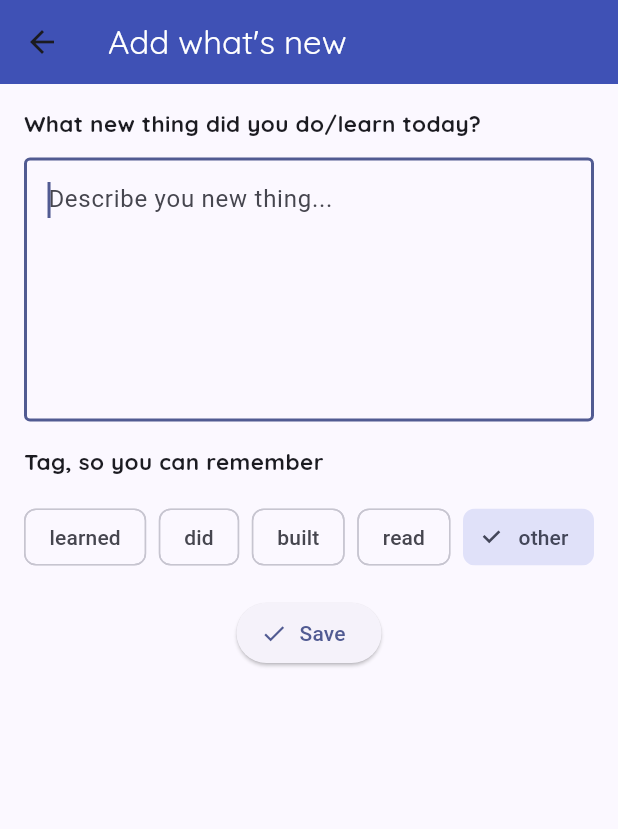
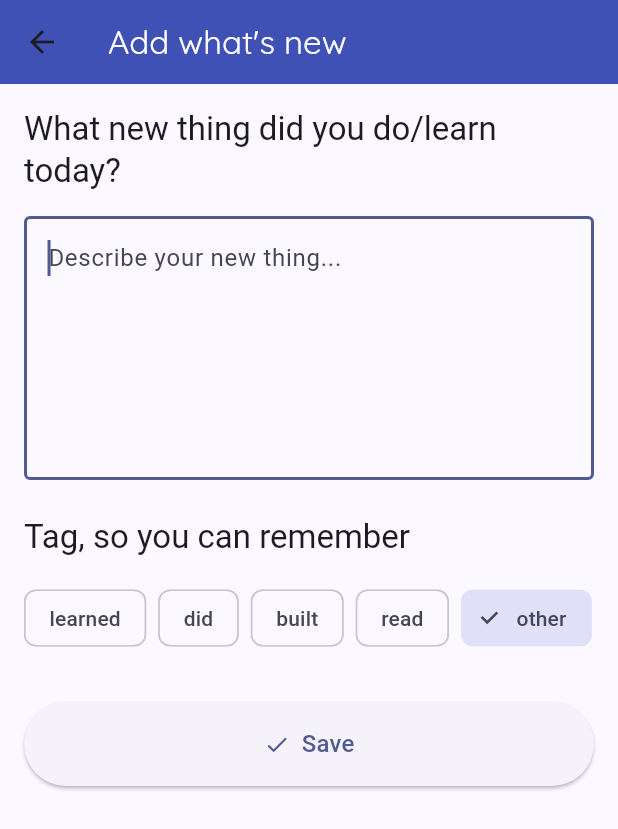
Before and after one commit to SurajMaurya2501/whats_new, a Flutter app: the screen it shows after launch, after a tap on "Add what's new", on a phone screen of 412 x 824 dp. Shown: the top 829 px of the screen. Run offline on Flutter 3.47's test engine with Material 3 defaults, Android fonts, the light colour scheme and no system bars; drawn by our look-alikes of flutter_animate; our stand-ins replace flutter_local_notifications, flutter_staggered_animations, google_fonts, shared_preferences, timezone.

```diff
--- /dev/null
+++ b/devtools_options.yaml
@@ -0,0 +1,3 @@
+description: This file stores settings for Dart & Flutter DevTools.
+documentation: https://docs.flutter.dev/tools/devtools/extensions#configure-extension-enablement-states
+extensions:
--- a/lib/core/constants/app_typography.dart
+++ b/lib/core/constants/app_typography.dart
@@ -4,3 +4,13 @@ import 'package:google_fonts/google_fonts.dart';
 class AppTypography {
   static TextStyle bodyText = GoogleFonts.roboto(fontSize: 15);
 }
+
+ThemeData darkTheme = ThemeData(
+  useMaterial3: true,
+  appBarTheme: AppBarTheme(
+    backgroundColor: Colors.grey.shade900,
+    titleTextStyle: GoogleFonts.quicksand(color: Colors.white, fontSize: 22),
+  ),
+  colorSchemeSeed: Colors.indigo,
+  brightness: Brightness.dark,
+);
--- a/lib/core/models/stats_model.dart
+++ b/lib/core/models/stats_model.dart
@@ -28,30 +28,47 @@ class StatsCalculator {
       );
     }
 
-    // Sort by date descending
-    entries.sort((a, b) => b.date.compareTo(a.date));
+    // Use a set to store unique dates, then sort them descending
+    final uniqueDates = entries
+        .map((e) => DateTime(e.date.year, e.date.month, e.date.day))
+        .toSet()
+        .toList();
+    uniqueDates.sort((a, b) => b.compareTo(a));
 
-    // Streak calculation
+    int longestStreak = 0;
     int currentStreak = 0;
-    int longestStreak = 0;
-    DateTime? prevDay;
-
-    for (var e in entries) {
-      final day = DateTime(e.date.year, e.date.month, e.date.day);
-      if (prevDay == null) {
-        currentStreak = 1;
-      } else {
-        final diff = prevDay.difference(day).inDays;
-        if (diff == 1) {
-          currentStreak++;
-        } else if (diff > 1) {
-          longestStreak = currentStreak > longestStreak ? currentStreak : longestStreak;
-          currentStreak = 1; // reset
+    if (uniqueDates.isNotEmpty) {
+      int streak = 1;
+      for (int i = 0; i < uniqueDates.length - 1; i++) {
+        if (uniqueDates[i].difference(uniqueDates[i + 1]).inDays == 1) {
+          streak++;
+        } else {
+          if (streak > longestStreak) {
+            longestStreak = streak;
+          }
+          streak = 1;
         }
       }
-      prevDay = day;
+      if (streak > longestStreak) {
+        longestStreak = streak;
+      }
+
+      final today = DateTime.now();
+      final todayDate = DateTime(today.year, today.month, today.day);
+      final yesterdayDate = todayDate.subtract(const Duration(days: 1));
+
+      if (uniqueDates.first.isAtSameMomentAs(todayDate) ||
+          uniqueDates.first.isAtSameMomentAs(yesterdayDate)) {
+        currentStreak = 1;
+        for (int i = 0; i < uniqueDates.length - 1; i++) {
+          if (uniqueDates[i].difference(uniqueDates[i + 1]).inDays == 1) {
+            currentStreak++;
+          } else {
+            break;
+          }
+        }
+      }
     }
-    longestStreak = currentStreak > longestStreak ? currentStreak : longestStreak;
 
     // Weekly entries (Mon-Sun)
     final Map<String, int> weekly = {};
@@ -88,8 +105,18 @@ class StatsCalculator {
 
   static String _monthName(int month) {
     const months = [
-      'Jan', 'Feb', 'Mar', 'Apr', 'May', 'Jun',
-      'Jul', 'Aug', 'Sep', 'Oct', 'Nov', 'Dec'
+      'Jan',
+      'Feb',
+      'Mar',
+      'Apr',
+      'May',
+      'Jun',
+      'Jul',
+      'Aug',
+      'Sep',
+      'Oct',
+      'Nov',
+      'Dec',
     ];
     return months[month - 1];
   }
--- a/lib/core/models/whats_new_entry.dart
+++ b/lib/core/models/whats_new_entry.dart
@@ -1,6 +1,4 @@
 import 'dart:convert';
-import 'dart:ui';
-
 
 class WhatsNewEntry {
   final String id;
@@ -24,7 +22,7 @@ class WhatsNewEntry {
     );
   }
 
- Map<String, dynamic> toJson() => {
+  Map<String, dynamic> toJson() => {
     'id': id,
     'date': date.toIso8601String(),
     'text': text,
--- /dev/null
+++ b/lib/core/providers/theme_provider.dart
@@ -0,0 +1,14 @@
+import 'package:flutter/material.dart';
+
+class ThemeProvider extends ChangeNotifier {
+  ThemeMode _themeMode = ThemeMode.light;
+
+  ThemeMode get themeMode => _themeMode;
+
+  void toggleTheme() {
+    _themeMode = _themeMode == ThemeMode.light
+        ? ThemeMode.dark
+        : ThemeMode.light;
+    notifyListeners();
+  }
+}
--- a/lib/core/utils/notification_service.dart
+++ b/lib/core/utils/notification_service.dart
@@ -1,6 +1,5 @@
 import 'package:flutter/material.dart';
 import 'package:flutter_local_notifications/flutter_local_notifications.dart';
-import 'package:timezone/data/latest_all.dart' as tz;
 import 'package:timezone/timezone.dart' as tz;
 
 class NotificationService {
@@ -15,7 +14,9 @@ class NotificationService {
         ?.requestNotificationsPermission();
     flutterLocalNotificationsPlugin.initialize(
       InitializationSettings(
-        android: AndroidInitializationSettings('@mipmap/app_icon'),
+        android: AndroidInitializationSettings(
+          '@mipmap/whats_new_icon_playstore',
+        ),
       ),
       onDidReceiveNotificationResponse: (details) {
         // Handle notification tap
@@ -48,45 +49,45 @@ class NotificationService {
     );
   }
 
-  void scheduleDailyNotification({
+  void scheduleDailyNotifications({
     required String title,
     required String description,
-    required TimeOfDay timeOfDay, // Flutter's TimeOfDay
+    required List<TimeOfDay> times,
   }) async {
-    // Initialize time zones
-    tz.initializeTimeZones();
     final now = tz.TZDateTime.now(tz.local);
 
-    // Convert TimeOfDay to tz.TZDateTime
-    final scheduledDate = tz.TZDateTime(
+    for (var i = 0; i < times.length; i++) {
+      final time = times[i];
+      var scheduledDate = tz.TZDateTime(
         tz.local,
         now.year,
         now.month,
         now.day,
-      timeOfDay.hour,
-      timeOfDay.minute,
+        time.hour,
+        time.minute,
       );
 
-    final notificationTime = scheduledDate.isBefore(now)
-        ? scheduledDate.add(Duration(days: 1))
-        : scheduledDate;
+      if (scheduledDate.isBefore(now)) {
+        scheduledDate = scheduledDate.add(const Duration(days: 1));
+      }
 
       await flutterLocalNotificationsPlugin.zonedSchedule(
-      0,
+        i, // unique id for each notification
         title,
         description,
-      notificationTime,
+        scheduledDate,
         const NotificationDetails(
           android: AndroidNotificationDetails(
-          '0',
+            'daily_notification_channel',
             'Daily Notifications',
             channelDescription: 'Channel for daily notifications',
             importance: Importance.max,
             priority: Priority.high,
           ),
         ),
-      androidScheduleMode: AndroidScheduleMode.exact,
+        androidScheduleMode: AndroidScheduleMode.exactAllowWhileIdle,
         matchDateTimeComponents: DateTimeComponents.time,
       );
     }
   }
+}
--- a/lib/features/add/add_whats_new_screen.dart
+++ b/lib/features/add/add_whats_new_screen.dart
@@ -1,5 +1,5 @@
 import 'package:flutter/material.dart';
-import 'package:google_fonts/google_fonts.dart';
+import 'package:flutter_animate/flutter_animate.dart';
 import 'package:uuid/uuid.dart';
 import 'package:whats_new/core/storage/entires_repository.dart';
 import '../../core/models/whats_new_entry.dart';
@@ -16,8 +16,8 @@ class _AddWhatsNewScreenState extends State<AddWhatsNewScreen> {
   final _controller = TextEditingController();
   final _repo = EntriesRepository();
   bool _saving = false;
-  String tag = 'other';
-  List<String> tags = ['learned', 'did', 'built', 'read', 'other'];
+  String _selectedTag = 'other';
+  final List<String> _tags = ['learned', 'did', 'built', 'read', 'other'];
 
   Future<void> _save() async {
     final text = _controller.text.trim();
@@ -32,8 +32,7 @@ class _AddWhatsNewScreenState extends State<AddWhatsNewScreen> {
       id: const Uuid().v4(),
       date: DateTime.now(),
       text: text,
-      tag: tag,
-
+      tag: _selectedTag,
     );
     await _repo.add(entry);
     if (!mounted) return;
@@ -44,19 +43,16 @@ class _AddWhatsNewScreenState extends State<AddWhatsNewScreen> {
   Widget build(BuildContext context) {
     return Scaffold(
       appBar: AppBar(title: const Text("Add what's new")),
-      body: Padding(
+      body: SingleChildScrollView(
         padding: const EdgeInsets.all(16.0),
         child: Column(
           crossAxisAlignment: CrossAxisAlignment.start,
           children: [
             Text(
               "What new thing did you do/learn today?",
-              style: GoogleFonts.quicksand(
-                fontSize: 15,
-                fontWeight: FontWeight.bold,
-              ),
-            ),
-            const SizedBox(height: 12),
+              style: Theme.of(context).textTheme.titleLarge,
+            ).animate().fadeIn(delay: 200.ms),
+            const SizedBox(height: 16),
             TextField(
               autofocus: true,
               controller: _controller,
@@ -64,53 +60,51 @@ class _AddWhatsNewScreenState extends State<AddWhatsNewScreen> {
               textInputAction: TextInputAction.newline,
               decoration: const InputDecoration(
                 border: OutlineInputBorder(),
-                hintText: "Describe you new thing...",
+                hintText: "Describe your new thing...",
               ),
-            ),
-            const SizedBox(height: 16),
+            ).animate().fadeIn(delay: 300.ms),
+            const SizedBox(height: 24),
             Text(
               "Tag, so you can remember",
-              style: GoogleFonts.quicksand(
-                fontSize: 15,
-                fontWeight: FontWeight.bold,
+              style: Theme.of(context).textTheme.titleLarge,
+            ).animate().fadeIn(delay: 400.ms),
+            const SizedBox(height: 16),
+            Wrap(
+              spacing: 8.0,
+              runSpacing: 8.0,
+              children: _tags.map((tag) {
+                return ChoiceChip(
+                  label: Text(tag),
+                  selected: _selectedTag == tag,
+                  onSelected: (selected) {
+                    if (selected) {
+                      setState(() {
+                        _selectedTag = tag;
+                      });
+                    }
+                  },
+                );
+              }).toList(),
+            ).animate().fadeIn(delay: 500.ms),
+            const SizedBox(height: 32),
+            SizedBox(
+              width: double.infinity,
+              child: ElevatedButton.icon(
+                onPressed: _saving ? null : _save,
+                style: ElevatedButton.styleFrom(
+                  padding: const EdgeInsets.symmetric(vertical: 16),
+                  textStyle: Theme.of(context).textTheme.titleMedium,
                 ),
-            ),
-            const SizedBox(height: 16),
-
-            Row(
-              mainAxisAlignment: MainAxisAlignment.spaceBetween,
-              children: [
-                ...List.generate(
-                  tags.length,
-                  (index) => ChoiceChip(
-                    onSelected: (value) {
-                      setState(() {
-                        tag = tags[index];
-                      });
-                    },
-                    label: Text(tags[index]),
-                    selected: tag == tags[index],
-                  ),
-                ),
-              ],
-            ),
-            const SizedBox(height: 16),
-            Row(
-              mainAxisAlignment: MainAxisAlignment.center,
-              children: [
-                ElevatedButton.icon(
-                  onPressed: _saving ? null : _save,
                 icon: _saving
                     ? const SizedBox(
-                          width: 16,
-                          height: 16,
+                        width: 20,
+                        height: 20,
                         child: CircularProgressIndicator(strokeWidth: 2),
                       )
-                      : const Icon(Icons.check),
+                    : const Icon(Icons.check_rounded),
                 label: const Text("Save"),
               ),
-              ],
-            ),
+            ).animate().fadeIn(delay: 600.ms),
           ],
         ),
       ),
--- a/lib/features/splash/splash_screen.dart
+++ b/lib/features/splash/splash_screen.dart
@@ -29,7 +29,7 @@ class _SplashScreenState extends State<SplashScreen> {
         child: Column(
           mainAxisAlignment: MainAxisAlignment.center,
           children: [
-            Image.asset('assets/app_icon.png'),
+            Image.asset('assets/whats_new_logo.png'),
             Text(
               "What's New",
               style: GoogleFonts.quicksand(
--- a/lib/main.dart
+++ b/lib/main.dart
@@ -1,22 +1,39 @@
 import 'package:flutter/material.dart';
 import 'package:flutter_local_notifications/flutter_local_notifications.dart';
 import 'package:google_fonts/google_fonts.dart';
+import 'package:provider/provider.dart';
+import 'package:whats_new/core/constants/app_typography.dart';
+import 'package:whats_new/core/providers/theme_provider.dart';
 import 'package:whats_new/core/utils/notification_service.dart';
 import 'package:whats_new/features/add/add_whats_new_screen.dart';
 import 'features/list/whats_new_screen.dart';
 import 'features/splash/splash_screen.dart';
+import 'package:timezone/data/latest_all.dart' as tz;
+import 'package:timezone/timezone.dart' as tz;
 
 void main() async {
   final notificationService = NotificationService();
 
   WidgetsFlutterBinding.ensureInitialized();
+  tz.initializeTimeZones();
+  tz.setLocalLocation(tz.getLocation('Asia/Kolkata'));
+
   await notificationService.initializeNotifications();
-  notificationService.scheduleDailyNotification(
+  notificationService.scheduleDailyNotifications(
     title: "What's New?",
     description: "Don't forget to log your day's highlight!",
-    timeOfDay: TimeOfDay(hour: 23, minute: 06),
+    times: [
+      const TimeOfDay(hour: 9, minute: 0),
+      const TimeOfDay(hour: 15, minute: 0),
+      const TimeOfDay(hour: 21, minute: 0),
+    ],
   );
-  runApp(const WhatsNewApp());
+  runApp(
+    ChangeNotifierProvider(
+      create: (_) => ThemeProvider(),
+      child: const WhatsNewApp(),
+    ),
+  );
 }
 
 class WhatsNewApp extends StatelessWidget {
@@ -27,7 +44,7 @@ class WhatsNewApp extends StatelessWidget {
     return MaterialApp(
       debugShowCheckedModeBanner: false,
       title: "What's New",
-
+      themeMode: Provider.of<ThemeProvider>(context).themeMode,
       theme: ThemeData(
         useMaterial3: true,
         appBarTheme: AppBarTheme(
@@ -41,6 +58,7 @@ class WhatsNewApp extends StatelessWidget {
         colorSchemeSeed: Colors.indigo,
         brightness: Brightness.light,
       ),
+      darkTheme: darkTheme,
       initialRoute: SplashScreen.route,
       routes: {
         SplashScreen.route: (_) => const SplashScreen(),
--- a/pubspec.yaml
+++ b/pubspec.yaml
@@ -40,6 +40,8 @@ dependencies:
   flutter_animate: ^4.5.2
   google_fonts: ^6.2.1
   flutter_local_notifications: ^19.4.0
+  flutter_staggered_animations: ^1.1.1
+  provider: ^6.0.5
 
 dev_dependencies:
   flutter_test:
```
Also changed, not shown: lib/features/list/whats_new_screen.dart (+95 -55 lines), lib/widgets/empty_.dart (+7 -9 lines), assets/whats_new_logo.png (added), pubspec.lock, 11 other files. Lines whose indentation alone changed are shown as unchanged.
